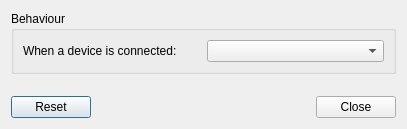
This is plugin-mount/configuration.ui in lxqt/lxqt-panel as Qt 5 draws it before an edit. The edited form follows.
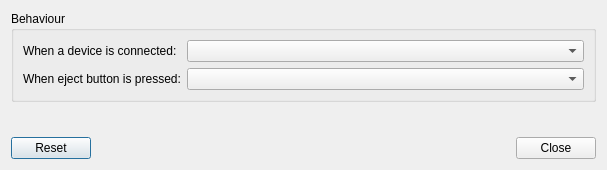
This is the edited form.

Commit message: Add XF86Eject button action:  * register a global key shortcut  * allow one to choose between no action and optical drive ejection  * notify after drive ejection

Patch:
```diff
--- a/plugin-mount/configuration.ui
+++ b/plugin-mount/configuration.ui
@@ -6,8 +6,8 @@
    <rect>
     <x>0</x>
     <y>0</y>
-    <width>407</width>
-    <height>129</height>
+    <width>607</width>
+    <height>170</height>
    </rect>
   </property>
   <property name="windowTitle">
@@ -19,17 +19,36 @@
      <property name="title">
       <string>Behaviour</string>
      </property>
-     <layout class="QHBoxLayout" name="horizontalLayout">
-      <item>
+     <layout class="QFormLayout" name="formLayout">
+      <property name="fieldGrowthPolicy">
+       <enum>QFormLayout::AllNonFixedFieldsGrow</enum>
+      </property>
+      <property name="labelAlignment">
+       <set>Qt::AlignLeading|Qt::AlignLeft|Qt::AlignTop</set>
+      </property>
+      <item row="0" column="0">
        <widget class="QLabel" name="devAddedLabel">
         <property name="text">
          <string>When a device is connected:</string>
         </property>
        </widget>
       </item>
-      <item>
+      <item row="0" column="1">
        <widget class="QComboBox" name="devAddedCombo"/>
       </item>
+      <item row="1" column="0">
+       <widget class="QLabel" name="ejectPressedLabel">
+        <property name="toolTip">
+         <string>&lt;html&gt;&lt;head/&gt;&lt;body&gt;&lt;p&gt;Trigger the following action eject shortcut is pressed (&lt;span style=&quot; font-weight:600;&quot;&gt;XF86Eject&lt;/span&gt; by default)&lt;/p&gt;&lt;/body&gt;&lt;/html&gt;</string>
+        </property>
+        <property name="text">
+         <string>When eject button is pressed:</string>
+        </property>
+       </widget>
+      </item>
+      <item row="1" column="1">
+       <widget class="QComboBox" name="ejectPressedCombo"/>
+      </item>
      </layout>
     </widget>
    </item>
@@ -40,8 +59,8 @@
      </property>
      <property name="sizeHint" stdset="0">
       <size>
-       <width>20</width>
-       <height>41</height>
+       <width>10</width>
+       <height>10</height>
       </size>
      </property>
     </spacer>
```
The commit also changes 10 other files.
